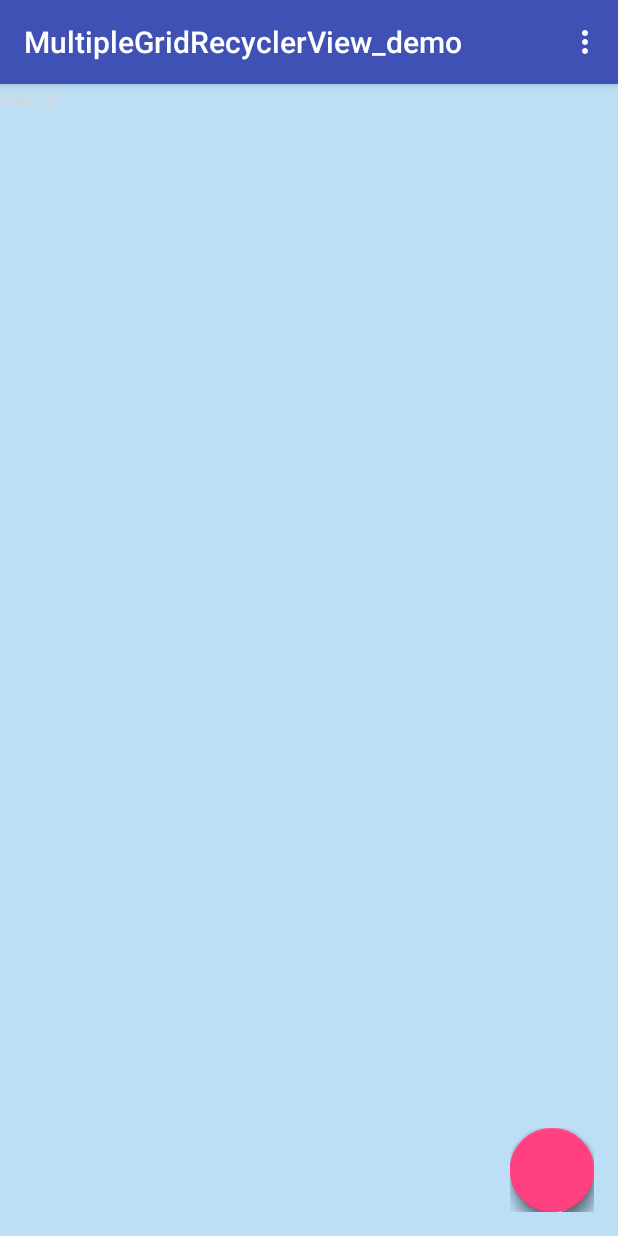
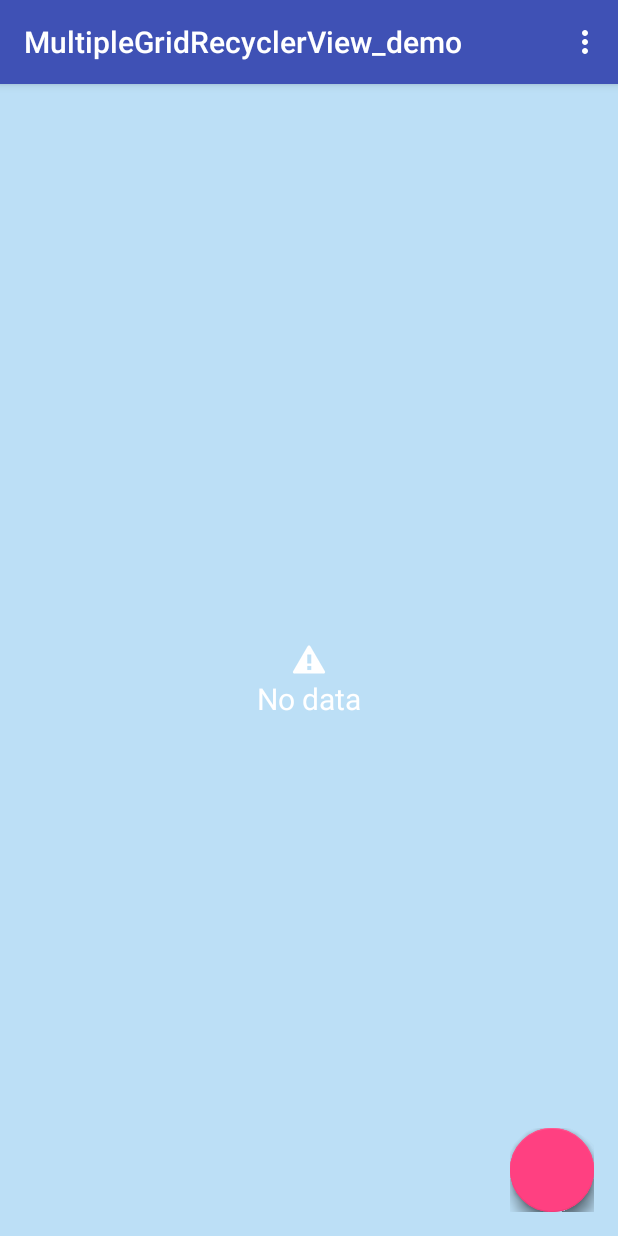
Before and after one commit to RuiMiguel/android-multipleGridRecyclerView-library, an Android app: the screen it shows after launch (MainActivity), on a phone screen of 412 x 824 dp. Run offline under Robolectric (Android 15) with nearby library versions, the phone set to English and light mode, and no system bars; libraries missing offline, so code that uses them is left out: com.carlosdelachica.easyrecycleradapters, com.getbase.floatingactionbutton; plain views replace FloatingActionButton, FloatingActionsMenu; 10 statements that could not run were skipped.

Commit message:
modify empty and loading views

```diff
--- a/app/src/main/java/com/gigigo/multiplegridrecyclerview_demo/recyclerview/GridType.java
+++ b/multiplegridrecyclerview/src/main/java/com/gigigo/multiplegridrecyclerview/adapter/GridType.java
@@ -1,4 +1,4 @@
-package com.gigigo.multiplegridrecyclerview_demo.recyclerview;
+package com.gigigo.multiplegridrecyclerview.adapter;
 
 /**
  * Created by rui.alonso on 9/9/16.
--- a/multiplegridrecyclerview/src/main/res/layout/empty_view_layout.xml
+++ b/multiplegridrecyclerview/src/main/res/layout/empty_view_layout.xml
@@ -1,14 +1,27 @@
 <?xml version="1.0" encoding="utf-8"?>
-<LinearLayout xmlns:android="http://schemas.android.com/apk/res/android"
+<RelativeLayout xmlns:android="http://schemas.android.com/apk/res/android"
     android:layout_width="match_parent"
     android:layout_height="match_parent"
-    android:orientation="vertical"
     android:background="@color/bg_empty_list_color"
     >
-    <TextView
-        android:layout_width="wrap_content"
-        android:layout_height="wrap_content"
-        android:text="VACIO"
-        android:textColor="@color/empty_list_text_color"
-        />
-</LinearLayout>
+  <ImageView
+      android:id="@+id/empty_image_view"
+      android:layout_width="wrap_content"
+      android:layout_height="wrap_content"
+      android:layout_centerInParent="true"
+      android:layout_marginLeft="@dimen/spacing_xxxlarge"
+      android:layout_marginRight="@dimen/spacing_xxxlarge"
+      android:src="@android:drawable/stat_notify_error"
+      />
+  <TextView
+      android:id="@+id/empty_text_view"
+      android:layout_width="wrap_content"
+      android:layout_height="wrap_content"
+      android:layout_below="@id/empty_image_view"
+      android:layout_centerInParent="true"
+      android:text="@string/empty"
+      android:textColor="@color/empty_list_text_color"
+      android:textSize="@dimen/text_xxlarge"
+      />
+
+</RelativeLayout>
--- a/multiplegridrecyclerview/src/main/res/layout/recycler_view_layout.xml
+++ b/multiplegridrecyclerview/src/main/res/layout/recycler_view_layout.xml
@@ -2,6 +2,7 @@
 <RelativeLayout xmlns:android="http://schemas.android.com/apk/res/android"
     android:layout_width="match_parent"
     android:layout_height="match_parent"
+    android:visibility="gone"
     >
   <android.support.v4.widget.SwipeRefreshLayout
       android:id="@+id/swipe_recycler_view"
--- a/multiplegridrecyclerview/src/main/res/values/colors.xml
+++ b/multiplegridrecyclerview/src/main/res/values/colors.xml
@@ -1,5 +1,6 @@
 <?xml version="1.0" encoding="utf-8"?>
 <resources>
   <color name="bg_empty_list_color">#420b90e9</color>
+  <color name="empty_list_text_color">#ffffff</color>
   <color name="transparentAccentColor">#5542A5F5</color>
 </resources>
--- a/multiplegridrecyclerview/src/main/res/values/strings.xml
+++ b/multiplegridrecyclerview/src/main/res/values/strings.xml
@@ -1,3 +1,4 @@
 <resources>
   <string name="app_name">MultipleGridRecyclerView</string>
+  <string name="empty">No data</string>
 </resources>
```
Also changed, not shown: multiplegridrecyclerview/src/main/res/layout/loading_view_layout.xml (added, +17 -0 lines), multiplegridrecyclerview/src/main/res/layout/multiple_grid_recycler_view.xml (+6 -1 lines), multiplegridrecyclerview/src/main/res/values/dimens.xml (added, +26 -0 lines), app/src/main/res/layout/content_item_element.xml (renamed from app/src/main/res/layout/image_item.xml).
